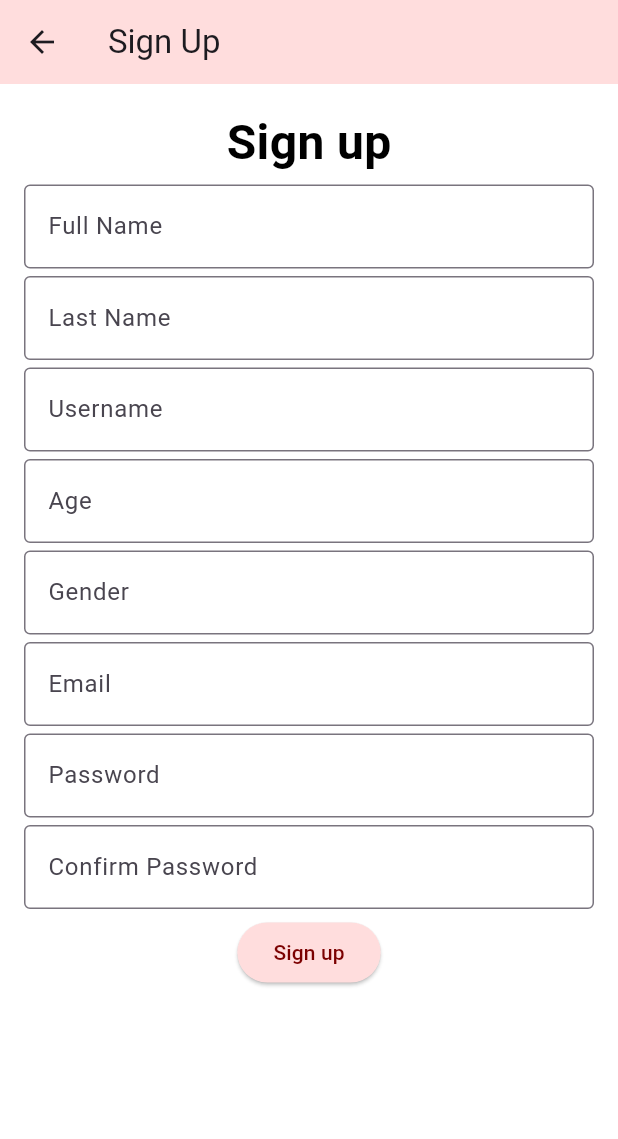
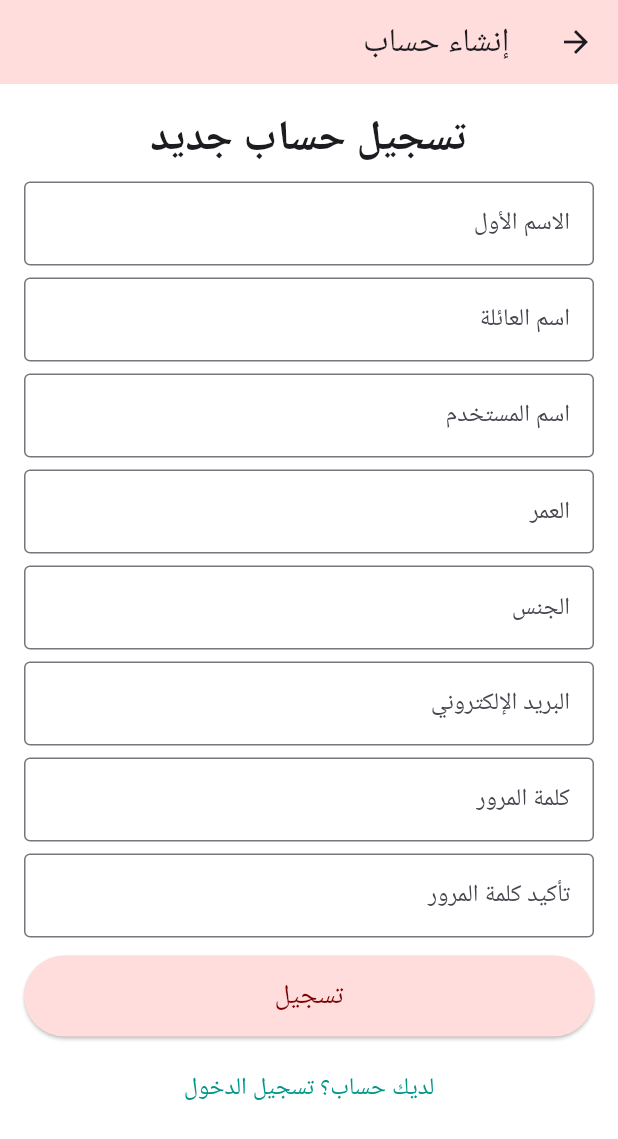
Before and after one commit to saleh-2136035/project-fullter, a Flutter app: the SignUpScreen screen opened directly, on a phone screen of 412 x 824 dp. Shown: the top 1139 px of the screen. Run offline on Flutter 3.47's test engine with Material 3 defaults, Android fonts, the phone set to English and light mode, and no system bars; our stand-ins replace shared_preferences; missing offline and left inert: flutter_sound; accounts and stored records are empty; network calls fail.

Commit message:
عدلت بعض الشغلات في الواجهة

```diff
--- a/lib/Appointment.dart
+++ b/lib/Appointment.dart
@@ -215,7 +215,7 @@ class _AppointmentsScreenState extends State<AppointmentsScreen> {
                       borderRadius: BorderRadius.circular(12),
                     ),
                     margin: EdgeInsets.all(10),
-                    color: Color(0xFFF9F9F9),
+                    color: Color(0xFFFBE7E7),
                     child: ListTile(
                       contentPadding: EdgeInsets.symmetric(
                         vertical: 12,
--- a/lib/sign up.dart
+++ b/lib/sign up.dart
@@ -2,9 +2,7 @@ import 'dart:convert';
 import 'package:flutter/material.dart';
 import 'package:http/http.dart' as http;
 import 'package:untitled/login.dart';
-
-
-
+import 'login.dart';
 void main() {
   runApp(const MyApp());
 }
@@ -14,14 +12,17 @@ class MyApp extends StatelessWidget {
 
   @override
   Widget build(BuildContext context) {
-    return MaterialApp(
+    return const MaterialApp(
       title: '',
       home: SignUpScreen(),
+      debugShowCheckedModeBanner: false,
     );
   }
 }
 
 class SignUpScreen extends StatefulWidget {
+  const SignUpScreen({super.key});
+
   @override
   _SignUpScreenState createState() => _SignUpScreenState();
 }
@@ -34,52 +35,58 @@ class _SignUpScreenState extends State<SignUpScreen> {
   final TextEditingController _passwordController = TextEditingController();
   final TextEditingController _confirmPasswordController = TextEditingController();
   final TextEditingController _ageController = TextEditingController();
-  final TextEditingController _gendrController = TextEditingController();
+  final TextEditingController _genderController = TextEditingController();
 
-  // دالة للتحقق من صحة البريد الإلكتروني
+  bool _isLoading = false;
+
   bool isValidEmail(String email) {
     final emailRegExp = RegExp(r'^[a-zA-Z0-9._%+-]+@[a-zA-Z0-9.-]+\.[a-zA-Z]{2,}$');
     return emailRegExp.hasMatch(email);
   }
 
-  // دالة لإرسال البيانات إلى API
   Future<void> createUser(BuildContext context) async {
+    if (_firstNameController.text.isEmpty ||
+        _lastNameController.text.isEmpty ||
+        _usernameController.text.isEmpty ||
+        _emailController.text.isEmpty ||
+        _passwordController.text.isEmpty ||
+        _confirmPasswordController.text.isEmpty ||
+        _ageController.text.isEmpty ||
+        _genderController.text.isEmpty) {
+      showMessage(context, "جميع الحقول مطلوبة");
+      return;
+    }
+
+    if (!isValidEmail(_emailController.text)) {
+      showMessage(context, "يرجى إدخال بريد إلكتروني صالح");
+      return;
+    }
+
+    if (_passwordController.text != _confirmPasswordController.text) {
+      showMessage(context, "كلمات المرور غير متطابقة");
+      return;
+    }
+
     final String url = 'https://smart-analysis-of-health-condition.onrender.com/api/create_user/';
 
     final Map<String, dynamic> userData = {
       "first_name": _firstNameController.text,
       "last_name": _lastNameController.text,
       "username": _usernameController.text,
-      "age":_ageController.text,
-      "gender":_gendrController.text,
+      "age": _ageController.text,
+      "gender": _genderController.text,
       "email": _emailController.text,
       "password1": _passwordController.text,
       "password2": _confirmPasswordController.text,
-      "role": "patient", // ثابت "مريض"
+      "role": "patient",
     };
 
-    // تحقق من البيانات المدخلة
-    if (_firstNameController.text.isEmpty || _lastNameController.text.isEmpty || _usernameController.text.isEmpty || _emailController.text.isEmpty || _passwordController.text.isEmpty || _confirmPasswordController.text.isEmpty ||_ageController.text.isEmpty||_gendrController.text.isEmpty) {
-      showMessage(context, "All fields are required.");
-      return;
-    }
-
-    if (!isValidEmail(_emailController.text)) {
-      showMessage(context, "Please enter a valid email.");
-      return;
-    }
-
-    if (_passwordController.text != _confirmPasswordController.text) {
-      showMessage(context, "Passwords do not match.");
-      return;
-    }
+    setState(() => _isLoading = true);
 
     try {
       final response = await http.post(
         Uri.parse(url),
-        headers: {
-          "Content-Type": "application/json",
-        },
+        headers: {"Content-Type": "application/json"},
         body: jsonEncode(userData),
       );
 
@@ -89,23 +96,24 @@ class _SignUpScreenState extends State<SignUpScreen> {
         showMessage(context, responseData['message']);
         Navigator.pushReplacement(
           context,
-          MaterialPageRoute(builder: (context) => HomeScreen()),  // تأكد من أنك استوردت صفحة LoginScreen
+          MaterialPageRoute(builder: (context) => HomeScreen()),
         );
       } else if (response.statusCode == 400) {
         showMessage(context, responseData['message']);
       } else {
-        showMessage(context, 'An error occurred while creating the user.');
+        showMessage(context, 'حدث خطأ أثناء إنشاء الحساب');
       }
     } catch (e) {
-      showMessage(context, "An error occurred while connecting to the server.");
+      showMessage(context, "تعذر الاتصال بالخادم");
+    } finally {
+      setState(() => _isLoading = false);
     }
   }
 
-  // عرض الرسالة للمستخدم
   void showMessage(BuildContext context, String message) {
     ScaffoldMessenger.of(context).showSnackBar(
       SnackBar(
-        content: Text(message, style: const TextStyle(fontSize: 18)),
+        content: Text(message, style: const TextStyle(fontSize: 16)),
         backgroundColor: Colors.teal,
         duration: const Duration(seconds: 3),
       ),
@@ -114,103 +122,91 @@ class _SignUpScreenState extends State<SignUpScreen> {
 
   @override
   Widget build(BuildContext context) {
-    return Scaffold(
+    return Directionality(
+      textDirection: TextDirection.rtl,
+      child: Scaffold(
         backgroundColor: Colors.white,
         appBar: AppBar(
-        title: const Text('Sign Up'),
-        backgroundColor: Color(0xFFFFDDDD),
+          title: const Text('إنشاء حساب'),
+          backgroundColor: const Color(0xFFFFDDDD),
         ),
         body: SafeArea(
-        child: SingleChildScrollView(  // إضافة ScrollView لتمرير الصفحة
-          child: Padding(
+          child: SingleChildScrollView(
             padding: const EdgeInsets.all(16.0),
             child: Column(
-              mainAxisAlignment: MainAxisAlignment.center,
-              crossAxisAlignment: CrossAxisAlignment.center,
               children: [
-                Text(
-                  'Sign up',
-                  style: TextStyle(
-                    fontSize: 32,
-                    fontWeight: FontWeight.bold,
-                    color: Colors.black,
+                const Text(
+                  'تسجيل حساب جديد',
+                  style: TextStyle(fontSize: 28, fontWeight: FontWeight.bold),
                 ),
-                ),
-                SizedBox(height: 5),
+                const SizedBox(height: 8),
                 TextField(
                   controller: _firstNameController,
-                  decoration: InputDecoration(
-                    labelText: 'Full Name',
-                    border: OutlineInputBorder(),
+                  decoration: const InputDecoration(labelText: 'الاسم الأول', border: OutlineInputBorder()),
                 ),
-                ),
-                SizedBox(height: 5),
+                const SizedBox(height: 8),
                 TextField(
                   controller: _lastNameController,
-                  decoration: InputDecoration(
-                    labelText: 'Last Name',
-                    border: OutlineInputBorder(),
+                  decoration: const InputDecoration(labelText: 'اسم العائلة', border: OutlineInputBorder()),
                 ),
-                ),
-                SizedBox(height: 5),
+                const SizedBox(height: 8),
                 TextField(
                   controller: _usernameController,
-                  decoration: InputDecoration(
-                    labelText: 'Username',
-                    border: OutlineInputBorder(),
+                  decoration: const InputDecoration(labelText: 'اسم المستخدم', border: OutlineInputBorder()),
                 ),
-                ),
-                SizedBox(height: 5),
+                const SizedBox(height: 8),
                 TextField(
                   controller: _ageController,
-                  decoration: InputDecoration(
-                    labelText: 'Age',
-                    border: OutlineInputBorder(),
+                  decoration: const InputDecoration(labelText: 'العمر', border: OutlineInputBorder()),
                 ),
+                const SizedBox(height: 8),
+                TextField(
+                  controller: _genderController,
+                  decoration: const InputDecoration(labelText: 'الجنس', border: OutlineInputBorder()),
                 ),
-                SizedBox(height: 5),
-                TextField(
-                  controller: _gendrController,
-                  decoration: InputDecoration(
-                    labelText: 'Gender',
-                    border: OutlineInputBorder(),
-                  ),
-                ),
-                SizedBox(height: 5),
+                const SizedBox(height: 8),
                 TextField(
                   controller: _emailController,
-                  decoration: InputDecoration(
-                    labelText: 'Email',
-                    border: OutlineInputBorder(),
+                  decoration: const InputDecoration(labelText: 'البريد الإلكتروني', border: OutlineInputBorder()),
                 ),
-                ),
-                SizedBox(height: 5),
+                const SizedBox(height: 8),
                 TextField(
                   controller: _passwordController,
                   obscureText: true,
-                  decoration: InputDecoration(
-                    labelText: 'Password',
-                    border: OutlineInputBorder(),
+                  decoration: const InputDecoration(labelText: 'كلمة المرور', border: OutlineInputBorder()),
                 ),
-                ),
-                SizedBox(height: 5),
+                const SizedBox(height: 8),
                 TextField(
                   controller: _confirmPasswordController,
                   obscureText: true,
-                  decoration: InputDecoration(
-                    labelText: 'Confirm Password',
-                    border: OutlineInputBorder(),
+                  decoration: const InputDecoration(labelText: 'تأكيد كلمة المرور', border: OutlineInputBorder()),
+                ),
+                const SizedBox(height: 12),
+                _isLoading
+                    ? const CircularProgressIndicator()
+                    : SizedBox(
+                        width: double.infinity,
+                        child: ElevatedButton(
+                          onPressed: () => createUser(context),
+                          style: ElevatedButton.styleFrom(
+                            backgroundColor: const Color(0xFFFFDDDD),
+                            padding: const EdgeInsets.symmetric(vertical: 14),
+                          ),
+                          child: const Text('تسجيل', style: TextStyle(color: Color(0xFF7B0000), fontSize: 18)),
                         ),
                       ),
-                SizedBox(height: 5),
-                ElevatedButton(
+                const SizedBox(height: 10),
+                TextButton(
                   onPressed: () {
-                    createUser(context);
+                    Navigator.pushReplacement(
+                      context,
+                      MaterialPageRoute(builder: (context) => HomeScreen()),
+                    );
                   },
-                  style: ElevatedButton.styleFrom(
-                    backgroundColor: Color(0xFFFFDDDD),
+                  child: const Text(
+                    'لديك حساب؟ تسجيل الدخول',
+                    style: TextStyle(fontSize: 16, color: Colors.teal),
                   ),
-                  child: Text('Sign up', style: TextStyle(color: Color(0xFF7B0000))),
                 ),
               ],
             ),
```
Also changed, not shown: lib/appintments.dart (+29 -10 lines), lib/chat.dart (+46 -16 lines), lib/profile.dart (+47 -21 lines), lib/test2.dart (deleted, +0 -93 lines), lib/view patient.dart (+21 -6 lines). Lines whose indentation alone changed are shown as unchanged.
